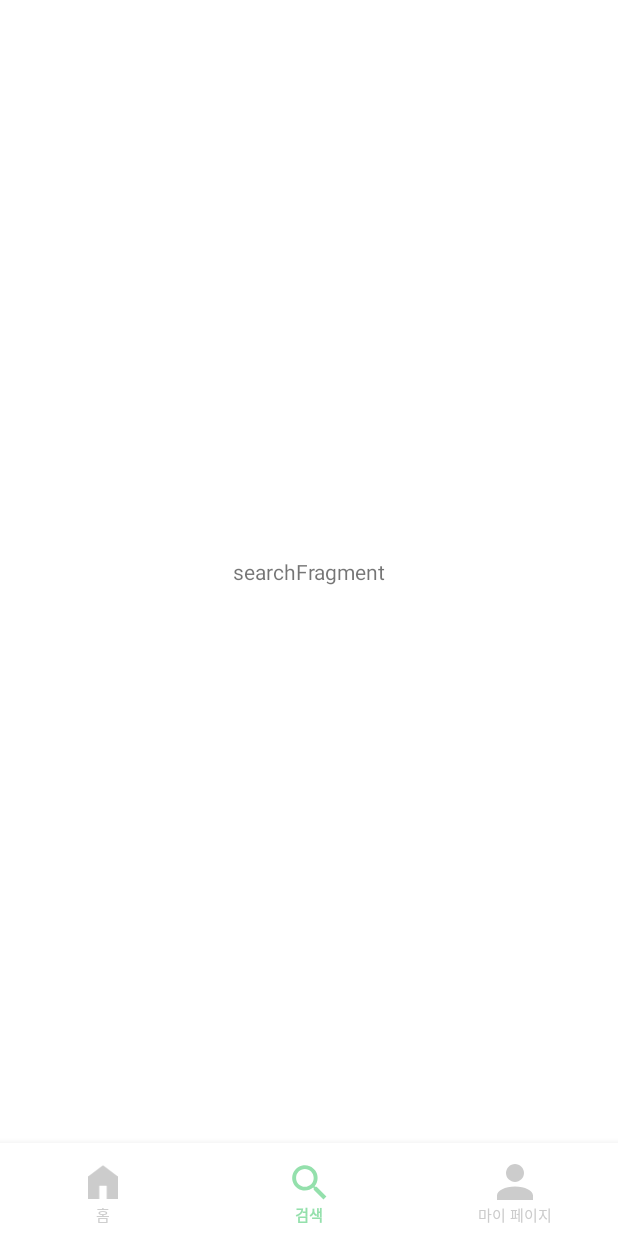
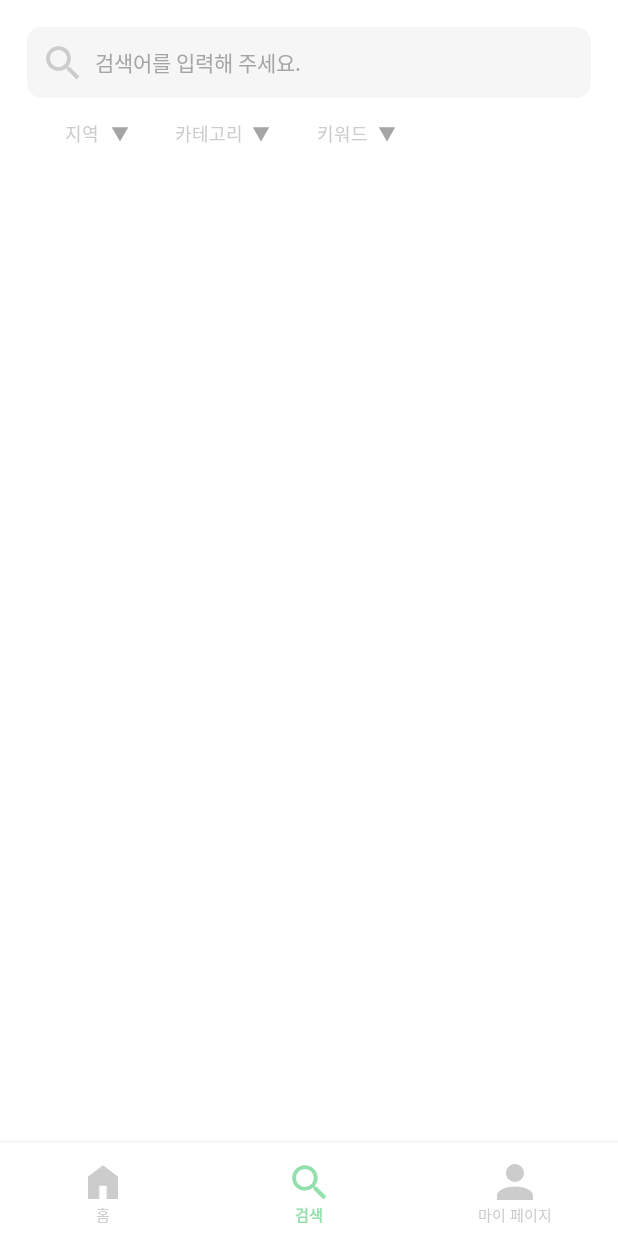
Before and after one commit to HUFS-Capstone-23-01/TravelFeelDog-Android, an Android app: the SearchFragment screen opened through its navigation route, on a phone screen of 412 x 824 dp. Run offline under Robolectric (Android 15) with nearby library versions, the phone set to English and light mode, and no system bars; our stand-ins replace CircleImageView, data binding, navigation-ui.

Commit message:
[LAYOUT] 검색 페이지에 검색 옵션 일부 제작

```diff
--- a/app/src/main/java/com/example/travelfeeldog/presentation/mypage/MyPageFragment.kt
+++ b/app/src/main/java/com/example/travelfeeldog/presentation/mypage/MyPageFragment.kt
@@ -14,9 +14,5 @@ class MyPageFragment : BaseFragment<FragmentMyPageBinding>(R.layout.fragment_my_
 
     override fun onViewCreated(view: View, savedInstanceState: Bundle?) {
         super.onViewCreated(view, savedInstanceState)
-
-        binding.btnLogout.setOnClickListener {
-            navigate(R.id.action_nav_my_page_to_reviewFragment)
-        }
     }
 }
--- a/app/src/main/java/com/example/travelfeeldog/presentation/search/SearchFragment.kt
+++ b/app/src/main/java/com/example/travelfeeldog/presentation/search/SearchFragment.kt
@@ -1,16 +1,75 @@
 package com.example.travelfeeldog.presentation.search
 
 import android.os.Bundle
+import android.util.Log
+import android.view.*
 import androidx.fragment.app.Fragment
-import android.view.LayoutInflater
-import android.view.View
-import android.view.ViewGroup
+import androidx.appcompat.widget.PopupMenu
 import com.example.travelfeeldog.R
 import com.example.travelfeeldog.databinding.FragmentSearchBinding
 import com.example.travelfeeldog.presentation.common.BaseFragment
 
-class SearchFragment : BaseFragment<FragmentSearchBinding>(R.layout.fragment_search) {
+class SearchFragment : BaseFragment<FragmentSearchBinding>(R.layout.fragment_search), PopupMenu.OnMenuItemClickListener {
     override fun onViewCreated(view: View, savedInstanceState: Bundle?) {
         super.onViewCreated(view, savedInstanceState)
+
+        binding.btnOptionLocation.setOnClickListener {
+            showPopup(it, R.menu.menu_search_option_location)
+        }
+
+        binding.btnOptionCategory.setOnClickListener {
+            showPopup(it, R.menu.menu_search_option_category)
+        }
+
+        //TODO(카테고리 별 키워드 메뉴 제작해서 코드 작성하기)
+//        binding.btnOptionKeyword.setOnClickListener {
+//            showPopup(it, 0)
+//        }
+    }
+
+    private fun showPopup(v: View, menuRes: Int) {
+        val popup = PopupMenu(requireActivity(), v)
+        val inflater: MenuInflater = popup.menuInflater
+        inflater.inflate(menuRes, popup.menu)
+        popup.setOnMenuItemClickListener(this)
+        popup.show()
+    }
+
+    override fun onMenuItemClick(item: MenuItem?): Boolean {
+        return when (item?.itemId) {
+            // option - location
+            R.id.location_seoul -> {
+                Log.d("clickMenu", "seoul")
+                true
+            }
+            R.id.location_jeju -> {
+                Log.d("clickMenu", "jeju")
+                true
+            }
+            R.id.location_gangwon -> {
+                Log.d("clickMenu", "gangWon")
+                true
+            }
+            R.id.option_dislike -> {
+                Log.d("clickMenu", item.toString())
+                true
+            }
+
+            // option - category
+            R.id.category_lodging -> {
+                Log.d("clickMenu", item.toString())
+                true
+            }
+            R.id.category_walking -> {
+                Log.d("clickMenu", item.toString())
+                true
+            }
+            R.id.category_cafe_food -> {
+                Log.d("clickMenu", item.toString())
+                true
+            }
+
+            else -> false
+        }
     }
 }
--- /dev/null
+++ b/app/src/main/res/drawable/ic_search_option_gray.xml
@@ -0,0 +1,9 @@
+<vector xmlns:android="http://schemas.android.com/apk/res/android"
+    android:width="12dp"
+    android:height="12dp"
+    android:viewportWidth="12"
+    android:viewportHeight="12">
+  <path
+      android:pathData="M0.5,1.5H11.5L6,11"
+      android:fillColor="#A5A5A5"/>
+</vector>
--- a/app/src/main/res/layout/fragment_search.xml
+++ b/app/src/main/res/layout/fragment_search.xml
@@ -1,21 +1,93 @@
 <?xml version="1.0" encoding="utf-8"?>
 <layout xmlns:android="http://schemas.android.com/apk/res/android"
+    xmlns:app="http://schemas.android.com/apk/res-auto"
     xmlns:tools="http://schemas.android.com/tools"
-    xmlns:app="http://schemas.android.com/apk/res-auto"
     tools:context=".presentation.search.SearchFragment">
 
     <androidx.constraintlayout.widget.ConstraintLayout
         android:layout_width="match_parent"
         android:layout_height="match_parent">
 
-        <TextView
-            android:layout_width="wrap_content"
+        <androidx.appcompat.widget.AppCompatEditText
+            android:id="@+id/tv_search_bar"
+            style="@style/Text_14_Regular.Gray"
+            android:layout_width="0dp"
             android:layout_height="wrap_content"
+            android:layout_marginStart="18dp"
+            android:layout_marginTop="18dp"
+            android:layout_marginEnd="18dp"
+            android:background="@drawable/bg_box_solid_gray"
+            android:drawableStart="@drawable/ic_search"
+            android:drawablePadding="10dp"
+            android:gravity="center_vertical"
+            android:padding="12dp"
+            android:text="@string/home_search_bar"
+            app:layout_constraintEnd_toEndOf="parent"
+            app:layout_constraintStart_toStartOf="parent"
+            app:layout_constraintTop_toTopOf="parent" />
+
+        <HorizontalScrollView
+            android:id="@+id/hsv_search_option_container"
+            android:layout_width="0dp"
+            android:layout_marginStart="18dp"
+            android:layout_height="wrap_content"
+            app:layout_constraintEnd_toEndOf="parent"
+            app:layout_constraintStart_toStartOf="parent"
+            app:layout_constraintTop_toBottomOf="@id/tv_search_bar">
+
+            <LinearLayout
+                android:layout_width="wrap_content"
+                android:orientation="horizontal"
+                android:layout_height="match_parent">
+
+                <androidx.appcompat.widget.AppCompatButton
+                    android:id="@+id/btn_option_location"
+                    style="@style/Text_12_Regular.Gray"
+                    android:layout_width="wrap_content"
+                    android:layout_height="wrap_content"
+                    android:background="@color/transparent"
+                    android:drawableEnd="@drawable/ic_search_option_gray"
+                    android:paddingStart="18dp"
+                    android:paddingEnd="20dp"
+                    android:stateListAnimator="@null"
+                    android:text="지역" />
+
+                <androidx.appcompat.widget.AppCompatButton
+                    android:id="@+id/btn_option_category"
+                    style="@style/Text_12_Regular.Gray"
+                    android:layout_width="wrap_content"
+                    android:layout_height="wrap_content"
+                    android:background="@color/transparent"
+                    android:drawableEnd="@drawable/ic_search_option_gray"
+                    android:paddingStart="5dp"
+                    android:paddingEnd="14dp"
+                    android:stateListAnimator="@null"
+                    android:text="카테고리" />
+
+                <androidx.appcompat.widget.AppCompatButton
+                    android:id="@+id/btn_option_keyword"
+                    style="@style/Text_12_Regular.Gray"
+                    android:layout_width="wrap_content"
+                    android:layout_height="wrap_content"
+                    android:background="@color/transparent"
+                    android:drawableEnd="@drawable/ic_search_option_gray"
+                    android:paddingStart="10dp"
+                    android:paddingEnd="18dp"
+                    android:stateListAnimator="@null"
+                    android:text="키워드" />
+
+            </LinearLayout>
+
+        </HorizontalScrollView>
+
+        <androidx.recyclerview.widget.RecyclerView
+            android:id="@+id/rv_search_result_container"
+            android:layout_width="0dp"
+            android:layout_height="0dp"
             app:layout_constraintStart_toStartOf="parent"
             app:layout_constraintEnd_toEndOf="parent"
-            app:layout_constraintTop_toTopOf="parent"
             app:layout_constraintBottom_toBottomOf="parent"
-            android:text="searchFragment" />
+            app:layout_constraintTop_toBottomOf="@id/hsv_search_option_container"/>
     </androidx.constraintlayout.widget.ConstraintLayout>
 
 </layout>
--- /dev/null
+++ b/app/src/main/res/layout/item_search_result.xml
@@ -0,0 +1,6 @@
+<?xml version="1.0" encoding="utf-8"?>
+<androidx.constraintlayout.widget.ConstraintLayout xmlns:android="http://schemas.android.com/apk/res/android"
+    android:layout_width="match_parent"
+    android:layout_height="match_parent">
+
+</androidx.constraintlayout.widget.ConstraintLayout>
--- /dev/null
+++ b/app/src/main/res/menu/menu_search_option_category.xml
@@ -0,0 +1,11 @@
+<?xml version="1.0" encoding="utf-8"?>
+<menu xmlns:android="http://schemas.android.com/apk/res/android">
+    <item android:id="@+id/category_lodging"
+        android:title="숙소"/>
+
+    <item android:id="@+id/category_walking"
+        android:title="산책"/>
+
+    <item android:id="@+id/category_cafe_food"
+        android:title="카페/음식점"/>
+</menu>
--- /dev/null
+++ b/app/src/main/res/menu/menu_search_option_location.xml
@@ -0,0 +1,11 @@
+<?xml version="1.0" encoding="utf-8"?>
+<menu xmlns:android="http://schemas.android.com/apk/res/android">
+    <item android:id="@+id/location_seoul"
+        android:title="서울"/>
+
+    <item android:id="@+id/location_jeju"
+        android:title="제주"/>
+
+    <item android:id="@+id/location_gangwon"
+        android:title="강원"/>
+</menu>
--- a/app/src/main/res/navigation/nav_main.xml
+++ b/app/src/main/res/navigation/nav_main.xml
@@ -30,9 +30,6 @@
             app:exitAnim="@anim/nav_default_exit_anim"
             app:popEnterAnim="@anim/nav_default_pop_enter_anim"
             app:popExitAnim="@anim/nav_default_pop_exit_anim" />
-        <action
-            android:id="@+id/action_nav_my_page_to_reviewFragment"
-            app:destination="@id/reviewFragment" />
     </fragment>
 
     <fragment
@@ -45,10 +42,5 @@
         android:name="com.example.travelfeeldog.presentation.mypage.MyReviewFragment"
         android:label="fragment_my_review"
         tools:layout="@layout/fragment_my_review" />
-    <fragment
-        android:id="@+id/reviewFragment"
-        android:name="com.example.travelfeeldog.presentation.review.ReviewFragment"
-        android:label="fragment_review"
-        tools:layout="@layout/fragment_review" />
 
 </navigation>
```
